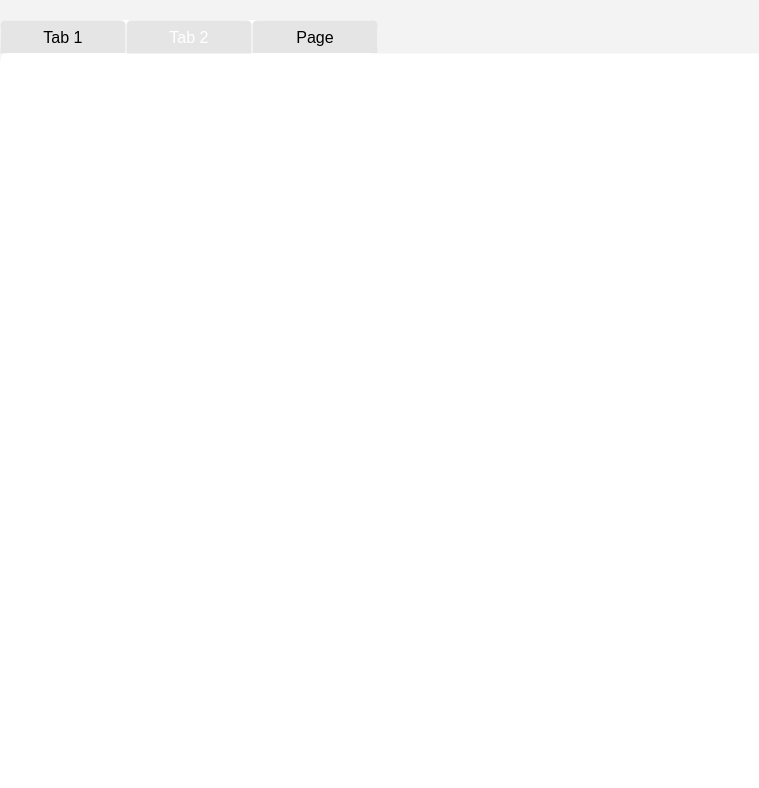
Before: the Qt Designer form School_System/ui/EditTeacherDialog.ui in KasperJack/School-Management-System, drawn with Qt 5.
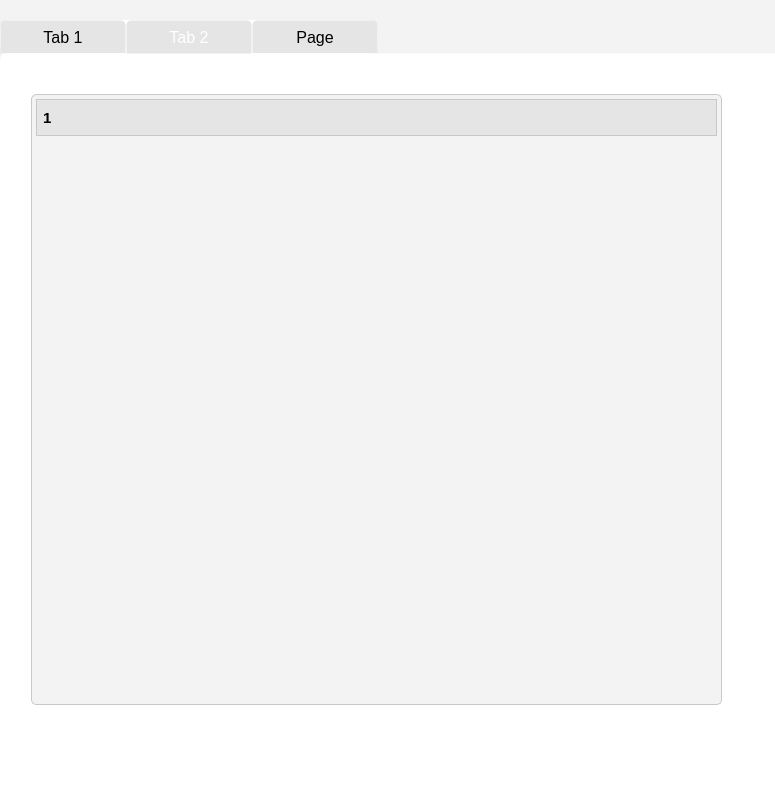
After: the same form once the commit is applied. The open tabs and pages were chosen to show the change. Icons and pictures are not drawn.

```diff
--- a/School_System/ui/EditTeacherDialog.ui
+++ b/School_System/ui/EditTeacherDialog.ui
@@ -6,7 +6,7 @@
    <rect>
     <x>0</x>
     <y>0</y>
-    <width>759</width>
+    <width>775</width>
     <height>788</height>
    </rect>
   </property>
@@ -362,6 +362,110 @@
     <attribute name="title">
      <string>Tab 2</string>
     </attribute>
+    <widget class="QTreeWidget" name="tree_widget">
+     <property name="geometry">
+      <rect>
+       <x>30</x>
+       <y>40</y>
+       <width>691</width>
+       <height>611</height>
+      </rect>
+     </property>
+     <property name="styleSheet">
+      <string notr="true">/* General TreeWidget Style */
+QTreeWidget {
+    background-color: #f3f3f3; /* Light gray background */
+    color: #000000; /* Black text */
+    border: 1px solid #c8c8c8; /* Light gray border */
+    border-radius: 5px; /* Rounded corners */
+    font-family: &quot;Segoe UI&quot;, Arial, sans-serif; /* Windows-style font */
+    font-size: 18px; /* Larger font size for readability */
+    padding: 4px; /* Padding for better spacing */
+}
+
+/* Header Style */
+QHeaderView::section {
+    background-color: #e5e5e5; /* Light gray header */
+    color: #000000; /* Black text */
+    font-weight: bold; /* Bold font for header */
+    border: 1px solid #c8c8c8; /* Light border */
+    padding: 6px; /* Padding for header sections */
+    font-size: 15px; /* Slightly larger font size for header */
+}
+
+/* Hover Effect on Header */
+QHeaderView::section:hover {
+    background-color: #dcdcdc; /* Slightly darker gray on hover */
+}
+
+/* Tree Items */
+QTreeWidget::item {
+    padding: 4px; /* Padding for items */
+    border: none; /* No border around items */
+}
+
+/* Selected Item */
+QTreeWidget::item:selected {
+    background-color: #0078D4; /* Windows blue for selected item */
+    color: white; /* White text for contrast */
+    border-radius: 3px; /* Subtle rounded corners for selection */
+}
+
+/* Hover Effect on Item (Non-Selected Only) */
+QTreeWidget::item:hover {
+    background-color: #e0e0e0; /* Slightly darker gray hover effect */
+    color: #000000; /* Black text */
+}
+
+/* Prevent Hover from Overriding Selection */
+QTreeWidget::item:selected:hover {
+    background-color: #005A9E; /* Slightly darker blue for selected hover */
+    color: white; /* Keep text white for contrast */
+}
+
+/* Branch Indicator (Expand/Collapse Icons) */
+QTreeView::branch:has-siblings:!adjoins-item {
+    border-image: image: url(:/newPrefix/blue_icons/60995.png) 0; /* Custom branch line */
+}
+
+QTreeView::branch:closed:has-children {
+    border-image: none;
+    image: image: url(:/newPrefix/blue_icons/60995.png);
+/* Custom closed icon */
+}
+
+QTreeView::branch:open:has-children {
+    border-image: none;
+    image:image: url(:/newPrefix/blue_icons/60995.png);
+/* Custom open icon */
+}
+
+/* Scroll Bar Style */
+QTreeWidget QScrollBar:vertical {
+    border: none;
+    background: #f0f0f0; /* Light gray background for scrollbar */
+    width: 12px; /* Width of scrollbar */
+    margin: 0px; /* No margins */
+}
+
+QTreeWidget QScrollBar::handle:vertical {
+    background: #c8c8c8; /* Gray scrollbar handle */
+    border-radius: 6px; /* Rounded corners */
+}
+
+QTreeWidget QScrollBar::add-line:vertical,
+QTreeWidget QScrollBar::sub-line:vertical {
+    height: 0px; /* Remove arrow buttons */
+    background: none;
+}
+</string>
+     </property>
+     <column>
+      <property name="text">
+       <string notr="true">1</string>
+      </property>
+     </column>
+    </widget>
    </widget>
    <widget class="QWidget" name="tab_3">
     <attribute name="title">
```
Left out of the diff: 6 changed lines with no effect on the pictures.
